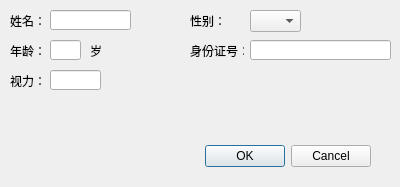
Qt form case.ui (charismafight/dioptric) before a commit.
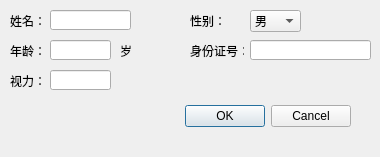
The same form after that commit.

Commit message: add actual py files for case and main

What changed in the file:
```diff
--- a/case.ui
+++ b/case.ui
@@ -6,8 +6,8 @@
    <rect>
     <x>0</x>
     <y>0</y>
-    <width>400</width>
-    <height>187</height>
+    <width>380</width>
+    <height>157</height>
    </rect>
   </property>
   <property name="windowTitle">
@@ -19,8 +19,8 @@
   <widget class="QDialogButtonBox" name="buttonBox">
    <property name="geometry">
     <rect>
-     <x>30</x>
-     <y>140</y>
+     <x>10</x>
+     <y>100</y>
      <width>341</width>
      <height>32</height>
     </rect>
@@ -112,7 +112,7 @@
     <rect>
      <x>50</x>
      <y>40</y>
-     <width>31</width>
+     <width>61</width>
      <height>20</height>
     </rect>
    </property>
@@ -122,7 +122,7 @@
     <rect>
      <x>50</x>
      <y>70</y>
-     <width>51</width>
+     <width>61</width>
      <height>20</height>
     </rect>
    </property>
@@ -132,7 +132,7 @@
     <rect>
      <x>250</x>
      <y>40</y>
-     <width>141</width>
+     <width>121</width>
      <height>20</height>
     </rect>
    </property>
@@ -149,11 +149,21 @@
      <height>22</height>
     </rect>
    </property>
+   <item>
+    <property name="text">
+     <string>男</string>
+    </property>
+   </item>
+   <item>
+    <property name="text">
+     <string>女</string>
+    </property>
+   </item>
   </widget>
   <widget class="QLabel" name="label_5">
    <property name="geometry">
     <rect>
-     <x>90</x>
+     <x>120</x>
      <y>40</y>
      <width>16</width>
      <height>21</height>
```
Left out of the diff: 13 changed lines with no effect on the pictures. The commit also changes 8 other files.
